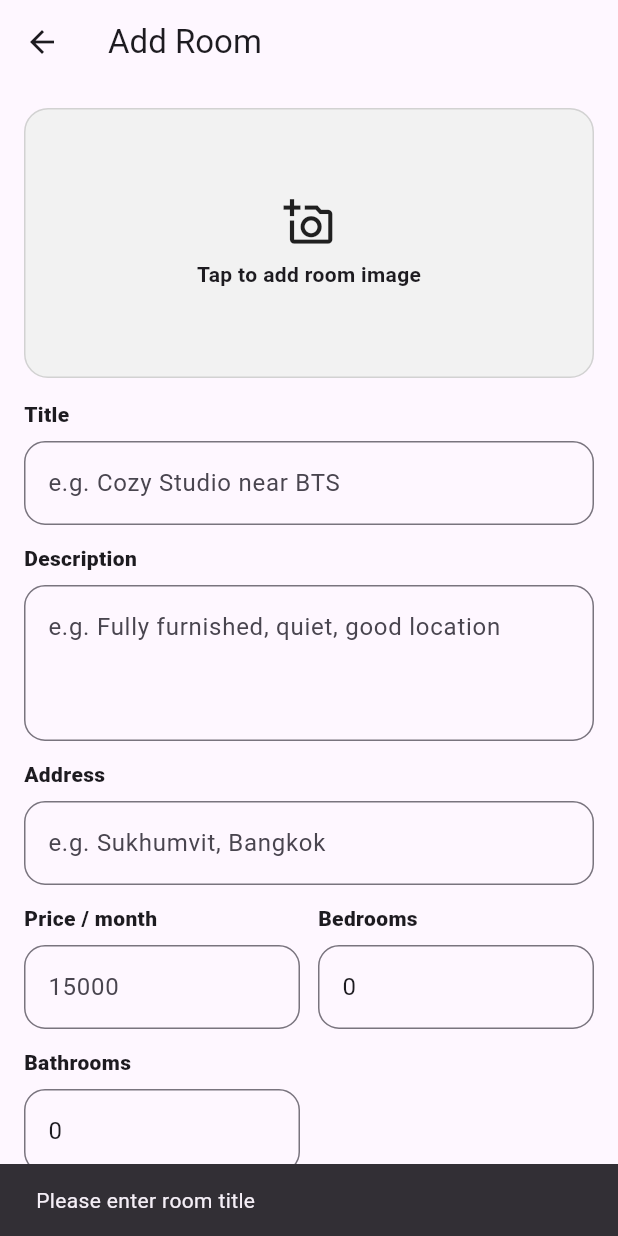
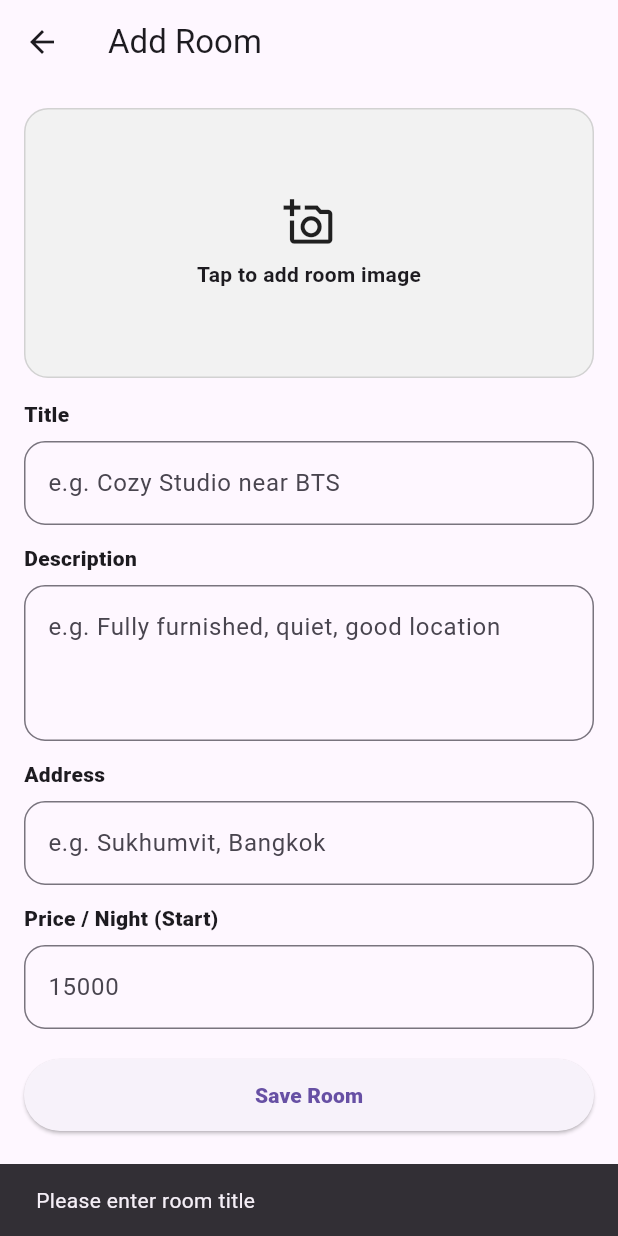
Before and after one commit to ChaengchartChamvech/RoomLedger, a Flutter app: the AddRoomPage screen opened directly, after a tap on "Save Room", on a phone screen of 412 x 824 dp. Run offline on Flutter 3.47's test engine with Material 3 defaults, Android fonts, the phone set to English and light mode, and no system bars; our stand-ins replace image_picker, supabase_flutter; accounts and stored records are empty.

Commit message:
connect room list with database and add room function

```diff
--- a/lib/models/room_item.dart
+++ b/lib/models/room_item.dart
@@ -25,7 +25,6 @@ class RoomItem {
   final String name;
   final String location;
   final int pricePerNight;
-  final double rating;
   final String imageUrl;
   final String description;
   final List<String> amenities;
@@ -35,7 +34,6 @@ class RoomItem {
     required this.name,
     required this.location,
     required this.pricePerNight,
-    required this.rating,
     required this.imageUrl,
     required this.description,
     required this.amenities,
@@ -47,7 +45,6 @@ class RoomItem {
       name: json['name'] as String,
       location: json['location'] as String,
       pricePerNight: json['pricePerNight'] as int,
-      rating: (json['rating'] as num).toDouble(),
       imageUrl: json['imageUrl'] as String,
       description: json['description'] as String,
       amenities: (json['amenities'] as List<dynamic>).map((e) => e as String).toList(),
--- a/lib/screens/add_room_page.dart
+++ b/lib/screens/add_room_page.dart
@@ -1,4 +1,4 @@
-import 'dart:io';
+import 'dart:typed_data';
 
 import 'package:flutter/material.dart';
 import 'package:image_picker/image_picker.dart';
@@ -19,10 +19,9 @@ class _AddRoomPageState extends State<AddRoomPage> {
   final descController = TextEditingController();
   final addressController = TextEditingController();
   final priceController = TextEditingController();
-  final bedController = TextEditingController(text: "0");
-  final bathController = TextEditingController(text: "0");
 
-  File? selectedImage;
+  XFile? selectedImage;
+  Uint8List? selectedImageBytes;
   bool isSaving = false;
 
   @override
@@ -31,8 +30,6 @@ class _AddRoomPageState extends State<AddRoomPage> {
     descController.dispose();
     addressController.dispose();
     priceController.dispose();
-    bedController.dispose();
-    bathController.dispose();
     super.dispose();
   }
 
@@ -41,28 +38,32 @@ class _AddRoomPageState extends State<AddRoomPage> {
       source: ImageSource.gallery,
       imageQuality: 80,
     );
+
     if (xfile == null) return;
 
+    final bytes = await xfile.readAsBytes();
+
     setState(() {
-      selectedImage = File(xfile.path);
+      selectedImage = xfile;
+      selectedImageBytes = bytes;
     });
   }
 
-  Future<String> uploadRoomImage(File file) async {
+  Future<String> uploadRoomImage(XFile file) async {
     final user = supabase.auth.currentUser;
     if (user == null) throw Exception("Not logged in");
 
-    // Make unique filename
-    final ext = file.path.split('.').last.toLowerCase();
-    final fileName =
-        "${user.id}/${DateTime.now().millisecondsSinceEpoch}.$ext";
+    final bytes = await file.readAsBytes();
+    final ext = file.name.split('.').last.toLowerCase();
+    final fileName = "${user.id}/${DateTime.now().millisecondsSinceEpoch}.$ext";
 
-    // Upload
-    await supabase.storage.from('images').upload(fileName, file);
+    await supabase.storage.from('images').uploadBinary(
+      fileName,
+      bytes,
+      fileOptions: const FileOptions(upsert: false),
+    );
 
-    // Get public URL
-    final url = supabase.storage.from('images').getPublicUrl(fileName);
-    return url;
+    return supabase.storage.from('images').getPublicUrl(fileName);
   }
 
   void showError(String message) {
@@ -82,34 +83,38 @@ class _AddRoomPageState extends State<AddRoomPage> {
     final desc = descController.text.trim();
     final address = addressController.text.trim();
     final price = int.tryParse(priceController.text.trim());
-    final beds = int.tryParse(bedController.text.trim()) ?? 0;
-    final baths = int.tryParse(bathController.text.trim()) ?? 0;
+    debugPrint('Current user id: ${user.id}');
+    if (title.isEmpty) {
+      showError("Please enter room title");
+      return;
+    }
 
-    if (title.isEmpty) return showError("Please enter room title");
-    if (price == null || price <= 0) return showError("Please enter valid price");
-    if (selectedImage == null) return showError("Please pick a room image");
+    if (price == null || price <= 0) {
+      showError("Please enter valid price");
+      return;
+    }
+
+    if (selectedImage == null) {
+      showError("Please pick a room image");
+      return;
+    }
 
     try {
       setState(() => isSaving = true);
 
-      // 1) Upload image to storage
       final imageUrl = await uploadRoomImage(selectedImage!);
 
-      // 2) Insert room
       await supabase.from('rooms').insert({
         'owner_id': user.id,
-        'title': title,
+        'name': title,
         'description': desc.isEmpty ? null : desc,
-        'address': address.isEmpty ? null : address,
-        'price_per_month': price,
-        'bedrooms': beds,
-        'bathrooms': baths,
+        'location': address.isEmpty ? null : address,
+        'price_per_night': price,
         'image_url': imageUrl,
-        'is_available': true,
       });
 
       if (!mounted) return;
-      Navigator.pop(context, true); // return success
+      Navigator.pop(context, true);
     } on StorageException catch (e) {
       showError("Upload error: ${e.message}");
     } on PostgrestException catch (e) {
@@ -117,7 +122,9 @@ class _AddRoomPageState extends State<AddRoomPage> {
     } catch (e) {
       showError("Error: $e");
     } finally {
-      if (mounted) setState(() => isSaving = false);
+      if (mounted) {
+        setState(() => isSaving = false);
+      }
     }
   }
 
@@ -131,7 +138,6 @@ class _AddRoomPageState extends State<AddRoomPage> {
         padding: const EdgeInsets.all(16),
         child: Column(
           children: [
-            // Image picker
             InkWell(
               onTap: isSaving ? null : pickImage,
               borderRadius: BorderRadius.circular(16),
@@ -142,28 +148,27 @@ class _AddRoomPageState extends State<AddRoomPage> {
                   color: const Color(0xFFF2F2F2),
                   borderRadius: BorderRadius.circular(16),
                   border: Border.all(color: const Color(0x22000000)),
-                  image: selectedImage != null
-                      ? DecorationImage(
-                          image: FileImage(selectedImage!),
-                          fit: BoxFit.cover,
-                        )
-                      : null,
                 ),
-                alignment: Alignment.center,
-                child: selectedImage == null
-                    ? const Column(
-                        mainAxisSize: MainAxisSize.min,
+                clipBehavior: Clip.antiAlias,
+                child: selectedImageBytes != null
+                    ? Image.memory(
+                        selectedImageBytes!,
+                        fit: BoxFit.cover,
+                        width: double.infinity,
+                      )
+                    : const Column(
+                        mainAxisAlignment: MainAxisAlignment.center,
                         children: [
                           Icon(Icons.add_a_photo_outlined, size: 34),
                           SizedBox(height: 8),
-                          Text("Tap to add room image",
-                              style: TextStyle(fontWeight: FontWeight.w700)),
+                          Text(
+                            "Tap to add room image",
+                            style: TextStyle(fontWeight: FontWeight.w700),
+                          ),
                         ],
-                      )
-                    : null,
+                      ),
               ),
             ),
-
             const SizedBox(height: 14),
 
             _Input(
@@ -188,54 +193,20 @@ class _AddRoomPageState extends State<AddRoomPage> {
             ),
             const SizedBox(height: 12),
 
-            Row(
-              children: [
-                Expanded(
-                  child: _Input(
-                    label: "Price / month",
-                    controller: priceController,
-                    hint: "15000",
-                    keyboardType: TextInputType.number,
-                  ),
-                ),
-                const SizedBox(width: 12),
-                Expanded(
-                  child: _Input(
-                    label: "Bedrooms",
-                    controller: bedController,
-                    hint: "0",
-                    keyboardType: TextInputType.number,
-                  ),
-                ),
-              ],
+            _Input(
+              label: "Price / Night (Start)",
+              controller: priceController,
+              hint: "15000",
+              keyboardType: TextInputType.number,
             ),
-
-            const SizedBox(height: 12),
-
-            Row(
-              children: [
-                Expanded(
-                  child: _Input(
-                    label: "Bathrooms",
-                    controller: bathController,
-                    hint: "0",
-                    keyboardType: TextInputType.number,
-                  ),
-                ),
-                const SizedBox(width: 12),
-                Expanded(
-                  child: Container(), // keep layout balanced
-                ),
-              ],
-            ),
-
             const SizedBox(height: 20),
 
             SizedBox(
               width: double.infinity,
               height: 48,
               child: ElevatedButton(
-                onPressed: isSaving ? null : saveRoom,
+                onPressed: isSaving ? null : saveRoom
+                  ,
                 child: isSaving
                     ? const CircularProgressIndicator(color: Colors.white)
                     : const Text(
@@ -279,7 +250,9 @@ class _Input extends StatelessWidget {
           keyboardType: keyboardType,
           decoration: InputDecoration(
             hintText: hint,
-            border: OutlineInputBorder(borderRadius: BorderRadius.circular(14)),
+            border: OutlineInputBorder(
+              borderRadius: BorderRadius.circular(14),
+            ),
           ),
         ),
       ],
```
Also changed, not shown: lib/screens/detail_page.dart (+36 -8 lines), lib/screens/edit_available_rooms_page.dart (added, +237 -0 lines), lib/screens/room_list_screen.dart (+111 -34 lines).
